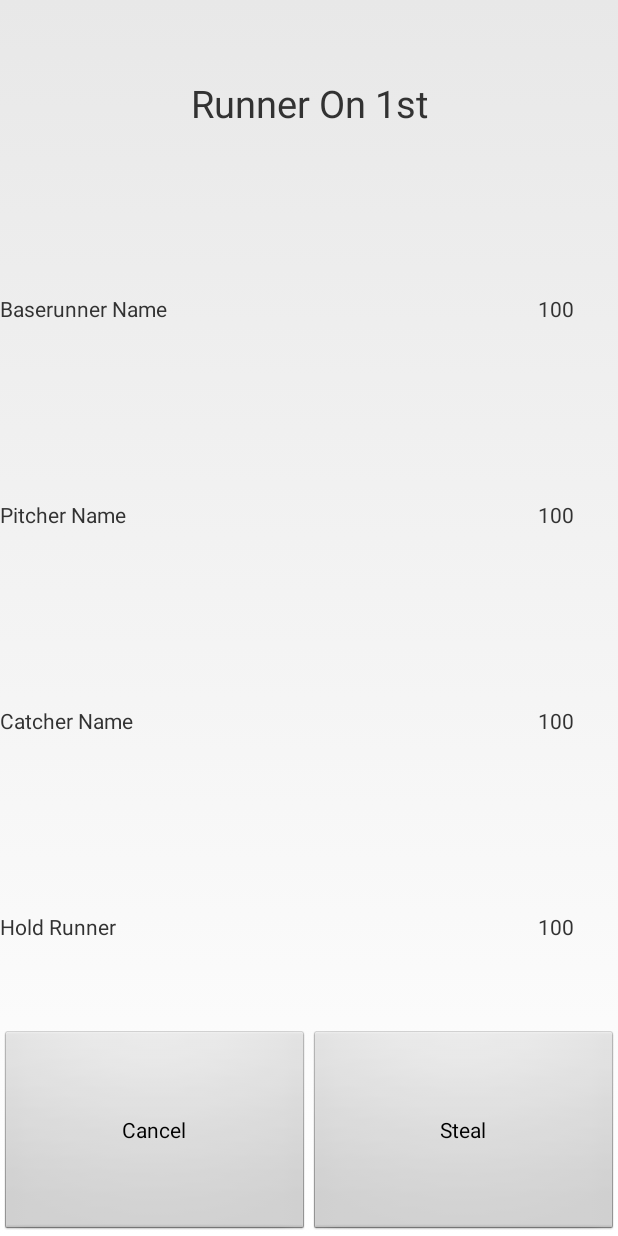
After one commit to rick99gtp/BatterUpBaseball, an Android app: the layout base_stealing.xml on its own in the app's theme, with its tools: preview values and no code run, on a phone screen of 412 x 824 dp. The commit adds this screen. Run offline under Robolectric (Android 15) with nearby library versions, the light colour scheme and no system bars.

Commit message:
Baserunners dialog works.  Fill out the remaining entries and add code to make the baserunner steal.

```diff
--- a/app/build.gradle
+++ b/app/build.gradle
@@ -5,7 +5,7 @@ android {
     buildToolsVersion "25.0.2"
     defaultConfig {
         applicationId "com.batterupbaseball"
-        minSdkVersion 19
+        minSdkVersion 21
         targetSdkVersion 25
         versionCode 1
         versionName "1.0"
@@ -27,6 +27,7 @@ dependencies {
     compile 'com.android.support:appcompat-v7:25.3.1'
     compile 'com.android.support:cardview-v7:25.3.1'
     compile 'com.android.support:recyclerview-v7:25.3.1'
+    compile 'com.android.support:design:25.3.1'
+    compile 'com.android.support:support-v4:25.3.1'
     testCompile 'junit:junit:4.12'
-    compile 'com.android.support:design:25.3.1'
 }
--- a/app/src/main/java/com/batterupbaseball/Game.java
+++ b/app/src/main/java/com/batterupbaseball/Game.java
@@ -31,8 +31,7 @@ public class Game {
     int outs = 0;
     int[] vScoreByInning = new int[10];
     int[] hScoreByInning = new int[10];
-    int vStamina = 0;
-    int hStamina = 0;
+
     int dieResult = 0;
 
     int[] minHitDirection = new int[3];
--- /dev/null
+++ b/app/src/main/res/layout/base_stealing.xml
@@ -0,0 +1,124 @@
+<?xml version="1.0" encoding="utf-8"?>
+<LinearLayout xmlns:android="http://schemas.android.com/apk/res/android"
+    xmlns:tools="http://schemas.android.com/tools"
+    android:orientation="vertical"
+    android:layout_width="match_parent"
+    android:layout_height="match_parent"
+    android:weightSum="6">
+
+    <TextView
+        android:textSize="25sp"
+        android:gravity="center"
+        tools:text="Runner On 1st"
+        android:id="@+id/tvRunner"
+        android:layout_weight="1"
+        android:layout_width="match_parent"
+        android:layout_height="0dp" />
+
+    <LinearLayout
+        android:layout_width="match_parent"
+        android:layout_height="0dp"
+        android:layout_weight="1"
+        android:orientation="horizontal">
+
+        <TextView
+            android:id="@+id/tvDialogRunnerName"
+            android:gravity="center_vertical"
+            android:layout_weight="4"
+            android:layout_width="0dp"
+            android:layout_height="match_parent"
+            tools:text="Baserunner Name"/>
+
+        <TextView
+            android:id="@+id/tvDialogSpeed"
+            android:gravity="center"
+            android:layout_weight="1"
+            android:layout_width="0dp"
+            android:layout_height="match_parent"
+            tools:text="100"/>
+    </LinearLayout>
+
+    <LinearLayout
+        android:layout_width="match_parent"
+        android:layout_height="0dp"
+        android:layout_weight="1"
+        android:orientation="horizontal">
+
+        <TextView
+            android:gravity="center_vertical"
+            android:layout_weight="4"
+            android:layout_width="0dp"
+            android:layout_height="match_parent"
+            tools:text="Pitcher Name"/>
+
+        <TextView
+            android:gravity="center"
+            android:layout_weight="1"
+            android:layout_width="0dp"
+            android:layout_height="match_parent"
+            tools:text="100"/>
+    </LinearLayout>
+
+    <LinearLayout
+        android:layout_width="match_parent"
+        android:layout_height="0dp"
+        android:layout_weight="1"
+        android:orientation="horizontal">
+
+        <TextView
+            android:gravity="center_vertical"
+            android:layout_weight="4"
+            android:layout_width="0dp"
+            android:layout_height="match_parent"
+            tools:text="Catcher Name"/>
+
+        <TextView
+            android:gravity="center"
+            android:layout_weight="1"
+            android:layout_width="0dp"
+            android:layout_height="match_parent"
+            tools:text="100"/>
+    </LinearLayout>
+
+    <LinearLayout
+        android:layout_width="match_parent"
+        android:layout_height="0dp"
+        android:layout_weight="1"
+        android:orientation="horizontal">
+
+        <TextView
+            android:gravity="center_vertical"
+            android:layout_weight="4"
+            android:layout_width="0dp"
+            android:layout_height="match_parent"
+            tools:text="Hold Runner"/>
+
+        <TextView
+            android:gravity="center"
+            android:layout_weight="1"
+            android:layout_width="0dp"
+            android:layout_height="match_parent"
+            tools:text="100"/>
+    </LinearLayout>
+
+    <LinearLayout
+        android:layout_width="match_parent"
+        android:layout_height="0dp"
+        android:layout_weight="1"
+        android:orientation="horizontal">
+
+        <Button
+            android:id="@+id/btnCancel"
+            android:layout_width="0dp"
+            android:layout_weight="1"
+            android:layout_height="match_parent"
+            android:text="Cancel"/>
+
+        <Button
+            android:id="@+id/btnSteal"
+            android:layout_width="0dp"
+            android:layout_weight="1"
+            android:layout_height="match_parent"
+            android:text="Steal"/>
+    </LinearLayout>
+</LinearLayout>
--- a/app/src/main/res/values/styles.xml
+++ b/app/src/main/res/values/styles.xml
@@ -3,4 +3,8 @@
     <style name="AppTheme" parent="android:Theme.Light.NoTitleBar.Fullscreen">
 
     </style>
+    <style name="ricks" parent="android:Theme.Material.Light.Dialog">
+        <item name="android:windowMinWidthMajor">90%</item>
+        <item name="android:windowMinWidthMinor">90%</item>
+    </style>
 </resources>
```
Also changed, not shown: app/src/main/java/com/batterupbaseball/playball.java (+152 -32 lines), app/src/main/res/layout/playball.xml (+14 -6 lines), app/src/main/res/values/strings.xml (+8 -0 lines).
